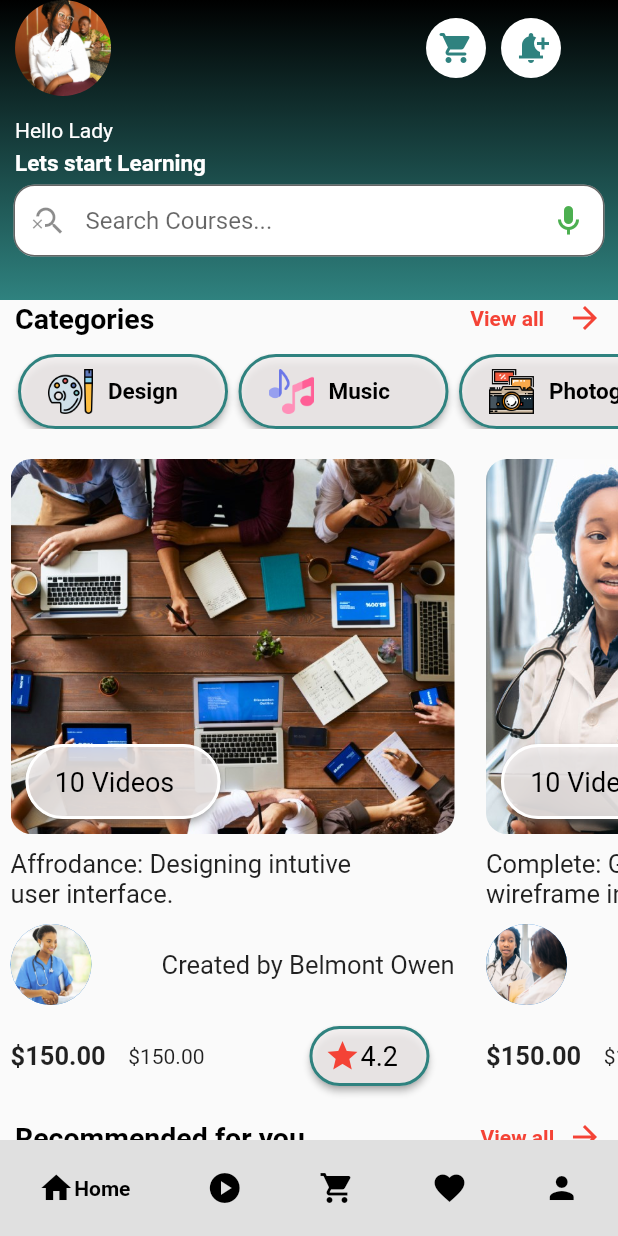
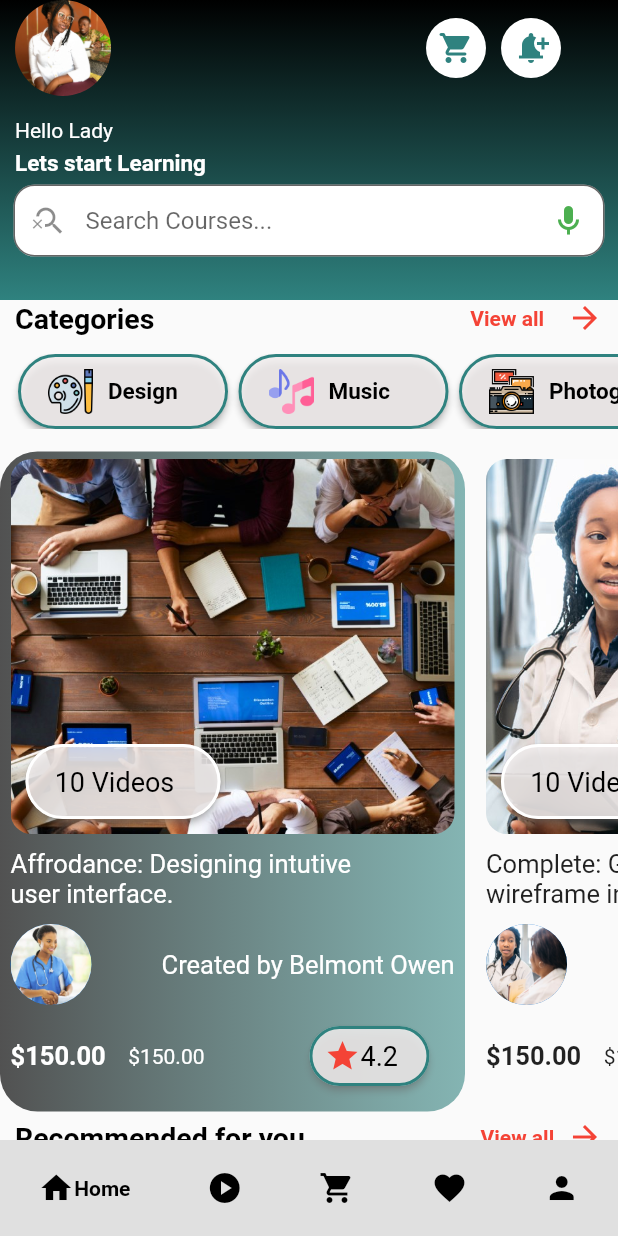
Before and after one commit to OscarNii/flutterSchool_ui, a Flutter app: the screen it shows after launch, on a phone screen of 412 x 824 dp. Run offline on Flutter 3.47's test engine with Material 2 defaults, Android fonts, the phone set to English and light mode, and no system bars; drawn by our look-alikes of google_nav_bar; missing offline and left inert: awesome_icons.

Commit message:
background motion

```diff
--- a/lib/videos/view1.dart
+++ b/lib/videos/view1.dart
@@ -15,7 +15,11 @@ class View1 extends StatelessWidget {
       padding: EdgeInsets.symmetric(horizontal: 7, vertical: 5),
       margin: EdgeInsets.only(right: 7, top: 5),
       decoration: BoxDecoration(
-          color: Colors.transparent, borderRadius: BorderRadius.circular(25)),
+          gradient: LinearGradient(colors: [
+            Color.fromARGB(172, 0, 0, 0),
+            Color.fromARGB(148, 47, 130, 127),
+          ]),
+          borderRadius: BorderRadius.circular(25)),
       child: Column(
         crossAxisAlignment: CrossAxisAlignment.start,
         children: [
@@ -70,11 +74,11 @@ class View1 extends StatelessWidget {
           SizedBox(height: 10),
           Text(
             'Affrodance: Designing intutive',
-            style: TextStyle(fontSize: 17),
+            style: TextStyle(color: Colors.white, fontSize: 17),
           ),
           Text(
             'user interface.',
-            style: TextStyle(fontSize: 17),
+            style: TextStyle(color: Colors.white, fontSize: 17),
           ),
           SizedBox(height: 10),
           Row(
@@ -86,9 +90,7 @@ class View1 extends StatelessWidget {
               ),
               Text(
                 'Created by Belmont Owen',
-                style: TextStyle(
-                  fontSize: 17,
-                ),
+                style: TextStyle(fontSize: 17, color: Colors.white),
               ),
             ],
           ),
@@ -98,13 +100,19 @@ class View1 extends StatelessWidget {
               Text(
                 NumberFormat.simpleCurrency(locale: 'en-us', decimalDigits: 2)
                     .format(150.00),
-                style: TextStyle(fontSize: 17, fontWeight: FontWeight.bold),
+                style: TextStyle(
+                    color: Colors.white,
+                    fontSize: 17,
+                    fontWeight: FontWeight.bold),
               ),
               SizedBox(width: 15),
               Text(
                 NumberFormat.simpleCurrency(locale: 'en-us', decimalDigits: 2)
                     .format(150.00),
-                style: TextStyle(fontSize: 14, fontWeight: FontWeight.normal),
+                style: TextStyle(
+                    color: Colors.white,
+                    fontSize: 14,
+                    fontWeight: FontWeight.normal),
               ),
               Padding(
                 padding: const EdgeInsets.only(left: 70.0),
```
